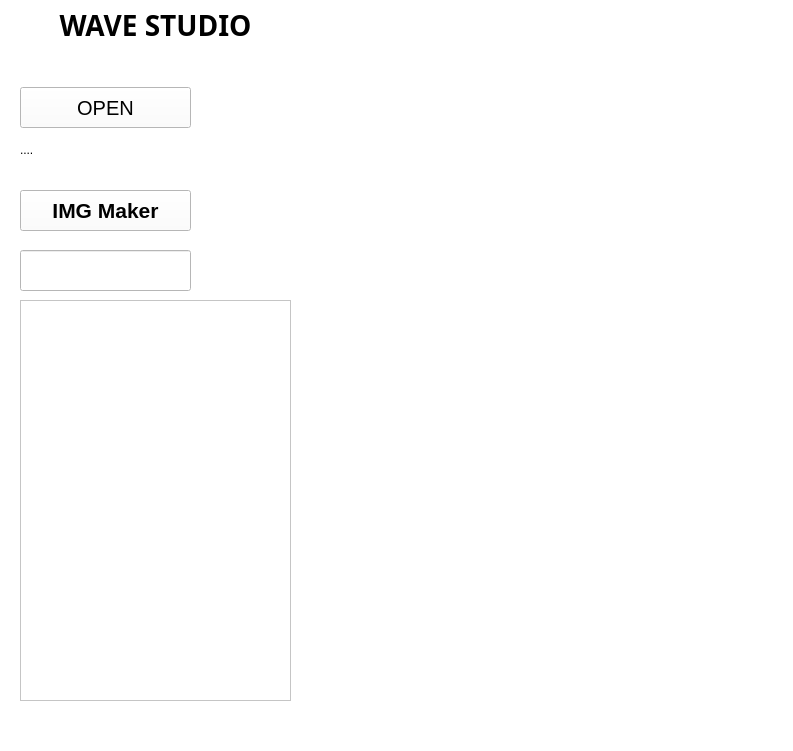
Above: ui_imageMaking.ui from suni1015/ImageMaking before the change. Below: the same form after it.
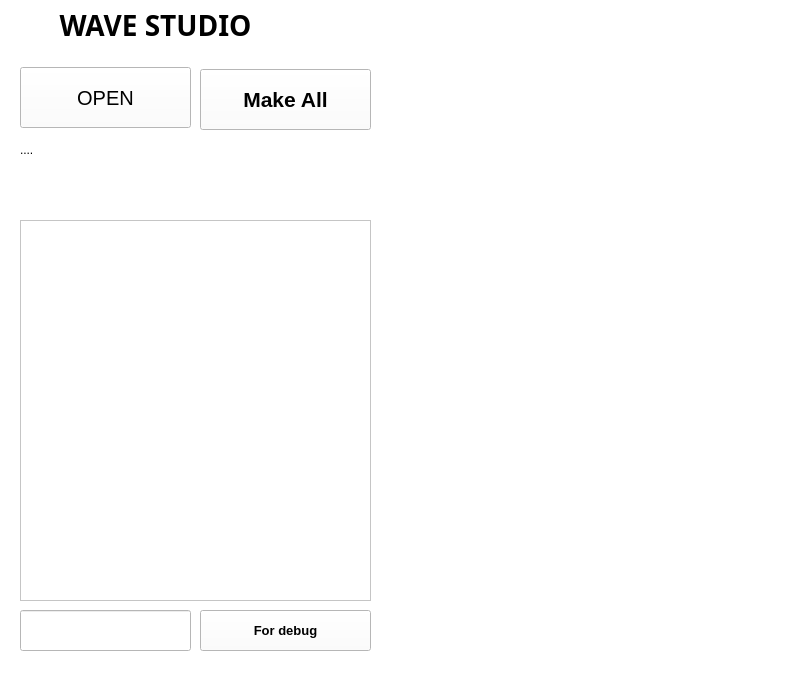
That is the form after the change.

```diff
--- a/ui_imageMaking.ui
+++ b/ui_imageMaking.ui
@@ -7,7 +7,7 @@
     <x>0</x>
     <y>0</y>
     <width>793</width>
-    <height>751</height>
+    <height>693</height>
    </rect>
   </property>
   <property name="font">
@@ -26,9 +26,9 @@
     <property name="geometry">
      <rect>
       <x>20</x>
-      <y>87</y>
+      <y>67</y>
       <width>171</width>
-      <height>41</height>
+      <height>61</height>
      </rect>
     </property>
     <property name="font">
@@ -49,7 +49,7 @@
      <rect>
       <x>20</x>
       <y>140</y>
-      <width>271</width>
+      <width>351</width>
       <height>20</height>
      </rect>
     </property>
@@ -64,7 +64,7 @@
     <property name="geometry">
      <rect>
       <x>20</x>
-      <y>250</y>
+      <y>610</y>
       <width>171</width>
       <height>41</height>
      </rect>
@@ -93,9 +93,9 @@
     <property name="geometry">
      <rect>
       <x>20</x>
-      <y>300</y>
-      <width>271</width>
-      <height>401</height>
+      <y>220</y>
+      <width>351</width>
+      <height>381</height>
      </rect>
     </property>
    </widget>
@@ -132,10 +132,35 @@
    <widget class="QPushButton" name="btn_file_img">
     <property name="geometry">
      <rect>
-      <x>20</x>
-      <y>190</y>
+      <x>200</x>
+      <y>610</y>
       <width>171</width>
       <height>41</height>
+     </rect>
+    </property>
+    <property name="font">
+     <font>
+      <family>Arial</family>
+      <pointsize>10</pointsize>
+      <weight>75</weight>
+      <italic>false</italic>
+      <bold>true</bold>
+     </font>
+    </property>
+    <property name="toolTip">
+     <string extracomment="Select excel file"/>
+    </property>
+    <property name="text">
+     <string>For debug</string>
+    </property>
+   </widget>
+   <widget class="QPushButton" name="btn_img_make_multi">
+    <property name="geometry">
+     <rect>
+      <x>200</x>
+      <y>69</y>
+      <width>171</width>
+      <height>61</height>
      </rect>
     </property>
     <property name="font">
@@ -151,7 +176,7 @@
      <string extracomment="Select excel file"/>
     </property>
     <property name="text">
-     <string>IMG Maker</string>
+     <string>Make All</string>
     </property>
    </widget>
   </widget>
```
Left out of the diff: 2 changed lines with no effect on the pictures.
